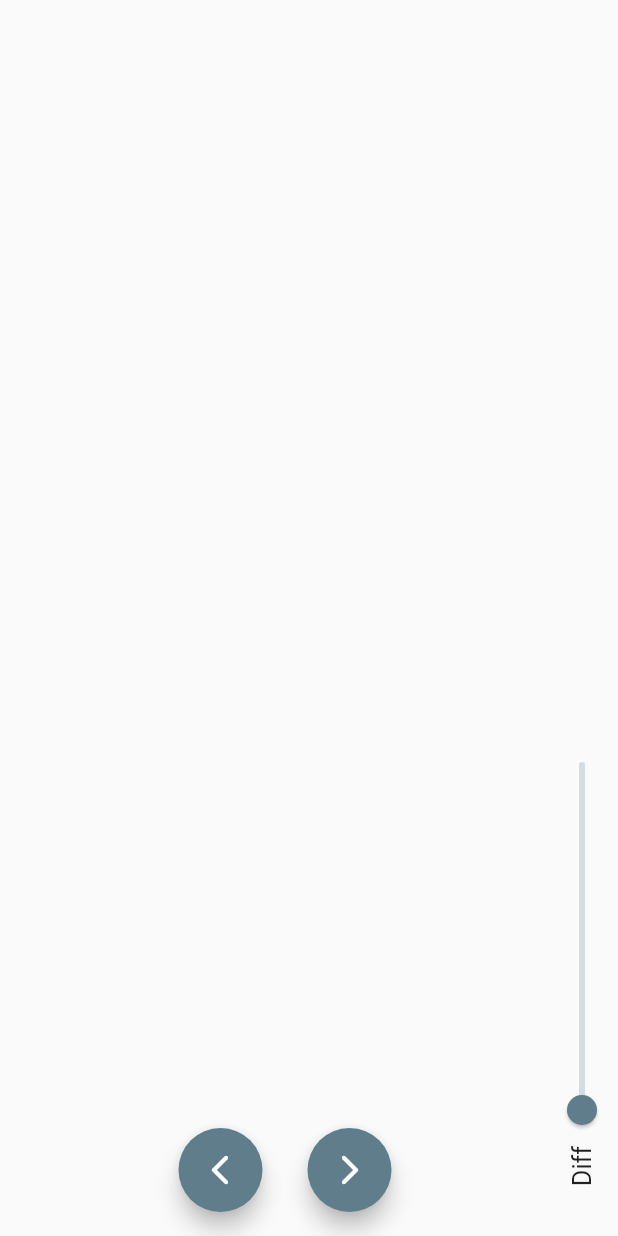
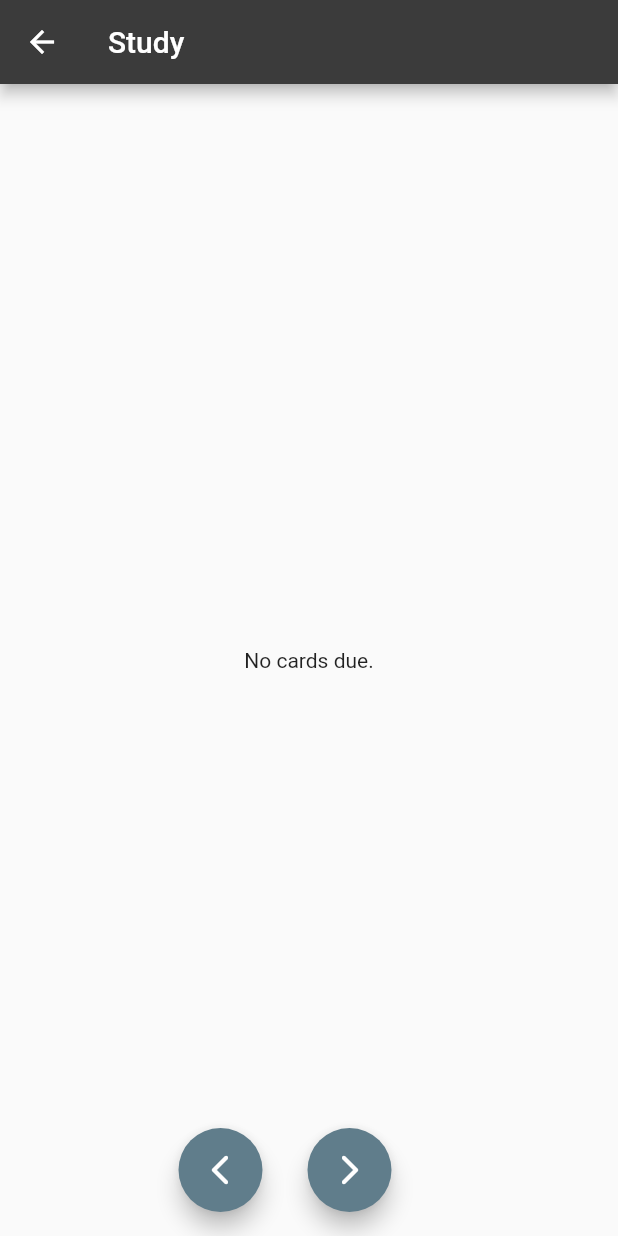
Before and after one commit to sami-bre/Wordling, a Flutter app: the screen it shows after launch, after a tap on the "search" icon, after a tap on the "play lesson" icon, on a phone screen of 412 x 824 dp. Run offline on Flutter 3.47's test engine with Material 2 defaults, Android fonts, the phone set to English and light mode, and no system bars; our stand-ins replace flip_card, sqflite; accounts and stored records are empty.

Commit message:
the study page is complete and the spaced repitition system is now fullly functional. this completes the logic of the app. some finishing touches remain.

```diff
--- a/lib/models/definition.dart
+++ b/lib/models/definition.dart
@@ -6,6 +6,10 @@ class Definition {
   String definition;
   String example;
   Origin origin;
+  int? n;
+  double? eFactor;
+  double? interval;
+  double? lastStudyTime;
 
   Definition({
     required this.id,
@@ -13,6 +17,10 @@ class Definition {
     required this.definition,
     required this.example,
     required this.origin,
+    this.n,
+    this.eFactor,
+    this.interval,
+    this.lastStudyTime,
   });
 
   Definition.fromMap(Map<String, dynamic> map)
@@ -20,7 +28,12 @@ class Definition {
         word = map['word'],
         definition = map['definition'],
         example = map['example'],
-        origin = (map['origin'] == 'created') ? Origin.created : Origin.downloaded;
+        origin =
+            (map['origin'] == 'created') ? Origin.created : Origin.downloaded,
+        n = map['n'],
+        eFactor = map['eFactor'],
+        interval = map['interval'],
+        lastStudyTime = map['lastStudyTime'];
 
   Map<String, dynamic> toMap() {
     return {
@@ -29,6 +42,15 @@ class Definition {
       'definition': definition,
       'example': example,
       'origin': origin.name,
+      'n': n,
+      'eFactor': eFactor,
+      'interval': interval,
+      'lastStudyTime': lastStudyTime,
     };
   }
+
+  double? get intervalInDays {
+    // 86400000 is the number of millisecons in a day.
+    return (interval != null) ? interval! / 86400000 : null;
+  }
 }
--- a/lib/ui/definition_card.dart
+++ b/lib/ui/definition_card.dart
@@ -4,11 +4,12 @@ import '../util/dbhelper.dart';
 
 class DefinitionCard extends StatefulWidget {
   final Definition definition;
-  final bool isFront; // if isFront, the card only shows the word.
+  bool isFront; // if isFront, the card only shows the word.
   final bool isIdle; // if idle, the card won't respond to a double tap
-  final Function(bool isBeingSaved)? onSerialize;
+  final Function(bool isBeingSaved)?
+      onSerialize; // a function to do sth in addition to saving/deleting uopn double click.
 
-  const DefinitionCard(
+  DefinitionCard(
     this.definition, {
     this.isFront = false,
     this.isIdle = false,
@@ -17,36 +18,20 @@ class DefinitionCard extends StatefulWidget {
   }) : super(key: key);
 
   @override
-  DefinitionCardState createState() =>
-      // ignore: no_logic_in_create_state
-      DefinitionCardState(
-          definition: definition,
-          isFront: isFront,
-          isIdle: isIdle,
-          onSerialize: onSerialize);
+  DefinitionCardState createState() => DefinitionCardState();
 }
 
 class DefinitionCardState extends State<DefinitionCard> {
   DbHelper helper = DbHelper();
-  final Definition definition;
-  bool isFront;
-  bool isIdle;
-  final Function(bool)?
-      onSerialize; // a function to do sth in addition to saving/deleting uopn double click.
   bool isSaved = false;
   final Color savedColor = const Color.fromARGB(255, 142, 183, 255);
   final Color unsavedColor = const Color.fromARGB(255, 217, 227, 231);
 
-  DefinitionCardState({
-    required this.definition,
-    required this.isFront,
-    required this.isIdle,
-    this.onSerialize,
-  });
+  DefinitionCardState();
 
   @override
   void initState() {
-    helper.isSaved(definition).then((value) {
+    helper.isSaved(widget.definition).then((value) {
       setState(() {
         isSaved = value;
       });
@@ -60,7 +45,7 @@ class DefinitionCardState extends State<DefinitionCard> {
     // the style of the word text depends on whether this is a front
     TextStyle wordTextStyle;
     TextStyle wordLabelStyle;
-    if (isFront) {
+    if (widget.isFront) {
       wordTextStyle = Theme.of(context).textTheme.displaySmall!;
       wordLabelStyle = Theme.of(context).textTheme.labelLarge!;
     } else {
@@ -70,26 +55,26 @@ class DefinitionCardState extends State<DefinitionCard> {
     return Container(
       margin: const EdgeInsets.symmetric(vertical: 16.0),
       child: GestureDetector(
-        onDoubleTap: isIdle
+        onDoubleTap: widget.isIdle
             ? null
             : () {
                 // act upon double tap only if the card is not idle.
                 if (!isSaved) {
                   // the word is not saved so save it.
-                  helper.insertDefinition(definition);
+                  helper.insertDefinition(widget.definition);
                   setState(() {
                     isSaved = true;
                   });
                 } else {
                   // the word is saved so delete it.
-                  helper.deleteDefinition(definition);
+                  helper.deleteDefinition(widget.definition);
                   setState(() {
                     isSaved = false;
                   });
                 }
                 // if we are given the onSerialize function, we call it
                 // here after saving/deleting the definition from the database.
-                if (onSerialize != null) onSerialize!(isSaved);
+                if (widget.onSerialize != null) widget.onSerialize!(isSaved);
               },
         child: Material(
           elevation: 3.0,
@@ -114,47 +99,47 @@ class DefinitionCardState extends State<DefinitionCard> {
                     Text(
                       'word',
                       style: wordLabelStyle,
-                      textAlign: isFront ? TextAlign.center : null,
+                      textAlign: widget.isFront ? TextAlign.center : null,
                     ),
                     Text(
-                      definition.word,
+                      widget.definition.word,
                       style: wordTextStyle,
-                      textAlign: isFront ? TextAlign.center : null,
+                      textAlign: widget.isFront ? TextAlign.center : null,
                     ),
-                    if (definition.definition != '' && !isFront)
+                    if (!widget.isFront)
                       const SizedBox(
-                        height: 30.0,
+                        height: 36.0,
                       ),
-                    if (definition.definition != '' && !isFront)
+                    if (widget.definition.definition != '' && !widget.isFront)
                       Text(
                         'definition',
                         style: Theme.of(context).textTheme.labelSmall,
                       ),
-                    if (definition.definition != '' && !isFront)
+                    if (widget.definition.definition != '' && !widget.isFront)
                       const SizedBox(
                         height: 10.0,
                       ),
-                    if (definition.definition != '' && !isFront)
+                    if (widget.definition.definition != '' && !widget.isFront)
                       Text(
-                        definition.definition,
+                        widget.definition.definition,
                         textScaleFactor: 1.1,
                       ),
-                    if (definition.example != '' && !isFront)
+                    if (widget.definition.example != '' && !widget.isFront)
                       const SizedBox(
                         height: 30.0,
                       ),
-                    if (definition.example != '' && !isFront)
+                    if (widget.definition.example != '' && !widget.isFront)
                       Text(
                         'example',
                         style: Theme.of(context).textTheme.labelSmall,
                       ),
-                    if (definition.example != '' && !isFront)
+                    if (widget.definition.example != '' && !widget.isFront)
                       const SizedBox(
                         height: 10.0,
                       ),
-                    if (definition.example != '' && !isFront)
+                    if (widget.definition.example != '' && !widget.isFront)
                       Text(
-                        definition.example,
+                        widget.definition.example,
                         style: Theme.of(context).textTheme.bodyLarge,
                       )
                   ],
@@ -167,7 +152,7 @@ class DefinitionCardState extends State<DefinitionCard> {
 
   toggleFront() {
     setState(() {
-      isFront = !isFront;
+      widget.isFront = !widget.isFront;
     });
   }
 }
--- a/lib/ui/saved_definitions.dart
+++ b/lib/ui/saved_definitions.dart
@@ -135,6 +135,10 @@ class _SavedDefinitionsState extends State<SavedDefinitions> {
                               definition: current.definition,
                               example: current.example,
                               origin: current.origin,
+                              n: current.n,
+                              eFactor: current.eFactor,
+                              interval: current.interval,
+                              lastStudyTime: current.lastStudyTime,
                             ),
                             isNew: false,
                           ),
@@ -206,6 +210,7 @@ class _SavedDefinitionsState extends State<SavedDefinitions> {
 
   SnackBar _buildDeleteSnackBar(Definition defn) {
     return SnackBar(
+      duration: const Duration(milliseconds: 1500),
       content: Padding(
         padding: const EdgeInsets.symmetric(horizontal: 8.0),
         child: Row(
--- a/lib/ui/study.dart
+++ b/lib/ui/study.dart
@@ -1,10 +1,19 @@
 import 'package:flip_card/flip_card.dart';
+import 'package:flip_card/flip_card_controller.dart';
 import 'package:flutter/material.dart';
+import 'package:path/path.dart';
 import 'package:wordling/ui/definition_card.dart';
-import 'package:wordling/ui/random_definition_display.dart';
 import 'package:wordling/util/dbhelper.dart';
+import '../models/definition.dart';
+import '../SRS/srs.dart';
 
-import '../models/definition.dart';
+const Map<int, String> comments = {
+  1: 'very easy',
+  2: 'easy',
+  3: 'fine',
+  4: "couldn't recall",
+  5: 'totally forgot',
+};
 
 class Study extends StatefulWidget {
   const Study({Key? key}) : super(key: key);
@@ -15,7 +24,10 @@ class Study extends StatefulWidget {
 
 class _StudyState extends State<Study> {
   DbHelper helper = DbHelper();
-  List<Definition> defnsToStudy = [];
+  FlipCardController flipCardController = FlipCardController();
+  List<Definition>? dueDefns;
+  int currentDefnIndex = 0;
+  double sliderValue = 0;
 
   @override
   void initState() {
@@ -24,35 +36,109 @@ class _StudyState extends State<Study> {
   }
 
   void getDefnsToStudy() async {
-    defnsToStudy = await helper.getAllDefinitions();
+    dueDefns = await helper.getDueDefinitions();
     setState(() {
-      defnsToStudy = defnsToStudy;
+      dueDefns = dueDefns;
     });
   }
 
   @override
   Widget build(BuildContext context) {
+    return Scaffold(
+      appBar: AppBar(
+        title: Row(
+          children: [
+            const Text('Study'),
+            const Expanded(flex: 4, child: SizedBox()),
+            if (dueDefns != null && dueDefns!.length - currentDefnIndex > 0)
+              Text('Left: ${dueDefns!.length - currentDefnIndex}'),
+            const Expanded(flex: 1, child: SizedBox())
+          ],
+        ),
+        backgroundColor: const Color.fromARGB(255, 59, 59, 59),
+      ),
+      body: SafeArea(
+        child: _buildMainDisplay(context),
+      ),
+      floatingActionButton: Row(
+        mainAxisAlignment: MainAxisAlignment.center,
+        children: [
+          FloatingActionButton(
+            heroTag: 'previous',
+            onPressed: () {
+              if (currentDefnIndex > 0) {
+                // flip the card to front if it's facing back before changeing it.
+                // because we don't want to reveal the back of the first card.
+                if (!flipCardController.state!.isFront) {
+                  flipCardController.toggleCard();
+                }
+                setState(() {
+                  currentDefnIndex -= 1;
+                });
+              }
+            },
+            // backgroundColor: const Color.fromARGB(255, 109, 109, 109),
+            child: const Icon(Icons.arrow_back_ios_rounded),
+          ),
+          const SizedBox(width: 30),
+          FloatingActionButton(
+            heroTag: 'forward',
+            onPressed: () {
+              if (currentDefnIndex < dueDefns!.length - 1) {
+                // again, check if the card is on its backk and flip it before changing it.
+                if (!flipCardController.state!.isFront) {
+                  flipCardController.toggleCard();
+                }
+                setState(() {
+                  currentDefnIndex += 1;
+                });
+              }
+            },
+            // backgroundColor: const Color.fromARGB(255, 109, 109, 109),
+            child: const Icon(Icons.arrow_forward_ios_rounded),
+          ),
+        ],
+      ),
+    );
+  }
+
+  _buildMainDisplay(BuildContext context) {
     double sliderHeight;
     MediaQuery.of(context).orientation == Orientation.portrait
         ? sliderHeight = 280
-        : sliderHeight = 220;
-    return Scaffold(
-      body: SafeArea(
-        child: Row(
+        : sliderHeight = 200;
+    if (dueDefns == null) {
+      // the list of due cards hasn't loaded yet.
+      return Container();
+    } else if (dueDefns!.isEmpty) {
+      // the list is loaded but is empity. there's no due card.
+      return const Center(
+        child: Text('No cards due.'),
+      );
+    } else {
+      // there are some due cards loaded so show them.
+      if (currentDefnIndex == dueDefns!.length) {
+        // the cards are exhausted so show a congrats message and disable the
+        // buttons and slider.
+        return const Center(
+          child: Text('Congrats! you\'ve just finished studying due cards.'),
+        );
+      } else {
+        // display the current card.
+        return Row(
           children: [
             Expanded(
               child: SingleChildScrollView(
                 child: Padding(
                   padding: const EdgeInsets.only(left: 8.0),
-                  child: defnsToStudy.isEmpty
-                      ? Container()
-                      : FlipCard(
+                  child: FlipCard(
+                    controller: flipCardController,
                     speed: 200,
                     fill: Fill.fillFront,
-                          front: DefinitionCard(defnsToStudy[0],
+                    front: DefinitionCard(dueDefns![currentDefnIndex],
                         isIdle: true, isFront: true),
                     back: DefinitionCard(
-                            defnsToStudy[0],
+                      dueDefns![currentDefnIndex],
                       isIdle: true,
                     ),
                   ),
@@ -67,13 +153,44 @@ class _StudyState extends State<Study> {
                   child: RotatedBox(
                     quarterTurns: 3,
                     child: Slider(
-                      value: 0,
-                      onChanged: (value) {},
+                      min: 0,
+                      max: 5,
+                      divisions: 5,
+                      value: sliderValue,
+                      label: (sliderValue != 0)
+                          ? '${comments[sliderValue]}'
+                          : null,
+                      onChanged: (value) {
+                        setState(() {
+                          sliderValue = value;
+                        });
+                      },
+                      onChangeEnd: (value) {
+                        // do the updating stuff
+                        if (value > 0) {
+                          helper.insertDefinition(
+                            SRS.srsFunction(
+                              dueDefns![currentDefnIndex],
+                              6 - sliderValue.toInt(),
+                            ),
+                          );
+                          // flip the card to front if it's facing back before changeing it.
+                          // because we don't want to reveal the back of the first card.
+                          if (!flipCardController.state!.isFront) {
+                            flipCardController.toggleCard();
+                          }
+                          setState(() {
+                            // change the card
+                            currentDefnIndex += 1;
+                            sliderValue = 0;
+                          });
+                        }
+                      },
                     ),
                   ),
                 ),
                 SizedBox(
-                  height: 60,
+                  height: 40,
                   child: Column(
                     children: const [
                       RotatedBox(
@@ -92,24 +209,8 @@ class _StudyState extends State<Study> {
               ],
             )
           ],
-        ),
-      ),
-      floatingActionButton: Row(
-        mainAxisAlignment: MainAxisAlignment.center,
-        children: [
-          FloatingActionButton(
-            heroTag: 'previous',
-            onPressed: () {},
-            child: const Icon(Icons.arrow_back_ios_rounded),
-          ),
-          const SizedBox(width: 30),
-          FloatingActionButton(
-            heroTag: 'forward',
-            onPressed: () {},
-            child: const Icon(Icons.arrow_forward_ios_rounded),
-          ),
-        ],
-      ),
         );
       }
     }
+  }
+}
--- a/lib/util/dbhelper.dart
+++ b/lib/util/dbhelper.dart
@@ -20,8 +20,17 @@ class DbHelper {
       join(await getDatabasesPath(), 'wordling_definitions.db'),
       onCreate: (database, version) {
         print('creating database');
-        database.execute(
-            'CREATE TABLE definitions (id INEGER NOT NULL, word TEXT, definition TEXT, example TEXT, origin TEXTNOT NULL, PRIMARY KEY (id, origin))');
+        database.execute('CREATE TABLE definitions ('
+            'id INEGER NOT NULL, '
+            'word TEXT, '
+            'definition TEXT, '
+            'example TEXT, '
+            'origin TEXT NOT NULL, '
+            'n INTEGER, '
+            'eFactor REAL, '
+            'interval REAL, '
+            'lastStudyTime REAL, '
+            'PRIMARY KEY (id, origin))');
       },
       version: version,
     );
@@ -30,11 +39,12 @@ class DbHelper {
 
   Future testDb() async {
     db = await openDb();
-    await db!.execute(
-        'INSERT INTO definitions VALUES (5, "dedi", "bud bud", "bud bud bud", "${Origin.created.name}")');
-    List<Map<String, dynamic>> result =
-        await db!.query('definitions', orderBy: 'id desc');
-    print(result[0].toString());
+    // await db!.execute(
+    //     'INSERT INTO definitions VALUES (5, "dedi", "bud bud", "bud bud bud", "${Origin.created.name}")');
+    List<Map<String, dynamic>> result = await db!.query('definitions');
+    result.forEach((element) {
+      print(element);
+    });
   }
 
   Future<List<Definition>> getAllDefinitions() async {
@@ -44,6 +54,19 @@ class DbHelper {
     List<Definition> defns =
         List.generate(raw.length, (index) => Definition.fromMap(raw[index]));
     return defns;
+  }
+
+  Future<List<Definition>> getDueDefinitions() async {
+    db = await openDb();
+    int now = DateTime.now().millisecondsSinceEpoch;
+    List<Map<String, dynamic>> raw = await db!.query(
+      'definitions',
+      where: 'lastStudyTime IS NULL OR (lastStudyTime + interval) <= ?',
+      whereArgs: [now],
+    );
+    List<Definition> dueDefns =
+        List.generate(raw.length, (index) => Definition.fromMap(raw[index]));
+    return dueDefns;
   }
 
   Future<int> insertDefinition(Definition defn) async {
```
Also changed, not shown: lib/SRS/srs.dart (+29 -44 lines). Lines whose indentation alone changed are shown as unchanged.
